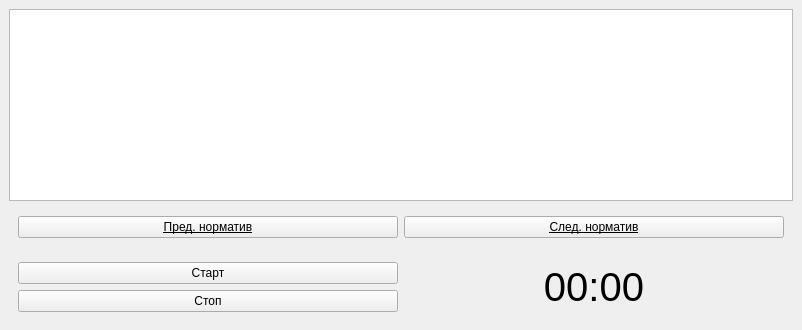
This is modalwindownorm.ui in COOLIRON2311/azart-p as Qt 5 draws it before an edit. The edited form follows.
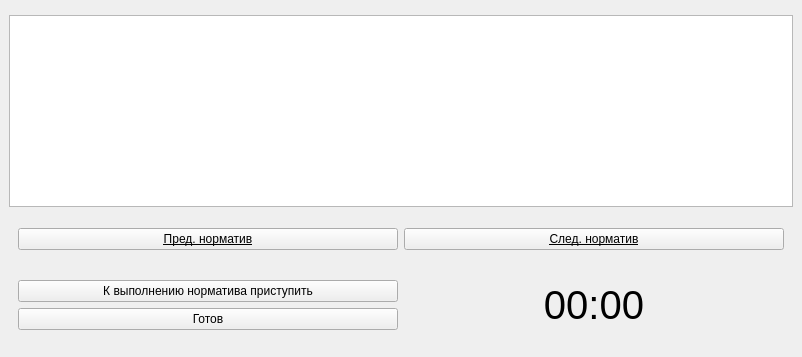
This is the edited form. Icons and pictures are not drawn.

Commit message: Added rules window

```diff
--- a/modalwindownorm.ui
+++ b/modalwindownorm.ui
@@ -7,7 +7,7 @@
     <x>0</x>
     <y>0</y>
     <width>802</width>
-    <height>303</height>
+    <height>357</height>
    </rect>
   </property>
   <property name="minimumSize">
@@ -104,14 +104,14 @@
             <enum>Qt::LeftToRight</enum>
            </property>
            <property name="text">
-            <string>Старт</string>
+            <string>К выполнению норматива приступить</string>
            </property>
           </widget>
          </item>
          <item>
           <widget class="QPushButton" name="stopb">
            <property name="text">
-            <string>Стоп</string>
+            <string>Готов</string>
            </property>
           </widget>
          </item>
```
The commit also changes 6 other files.
